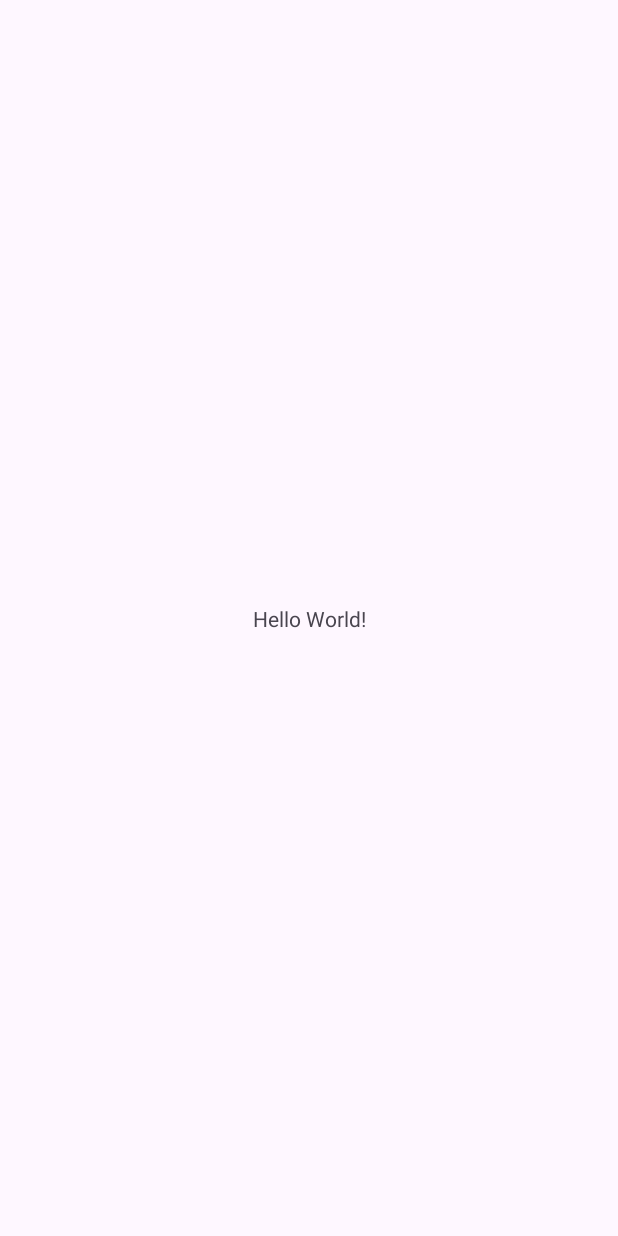
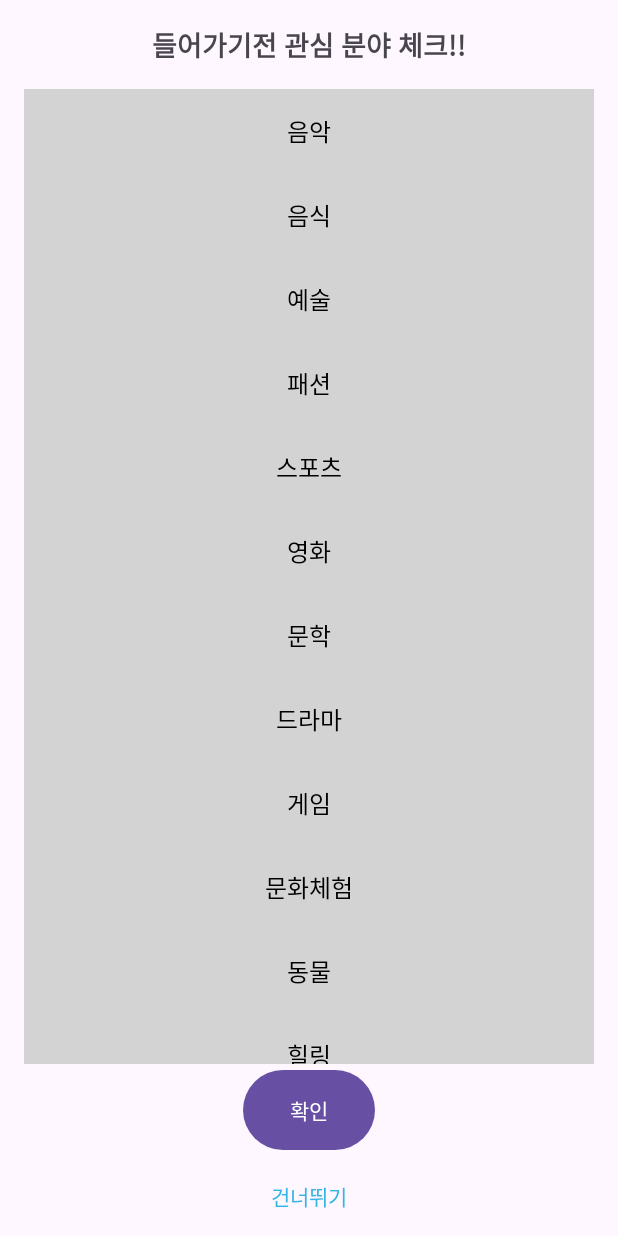
Before and after one commit to geonhee5593/madagascar, an Android app: the screen it shows after launch (MainActivity), on a phone screen of 412 x 824 dp. Before the commit the screen is almost empty. Run offline under Robolectric (Android 15) with nearby library versions, the phone set to English and light mode, and no system bars.

Commit message:
1차 커밋!

```diff
--- a/app/src/main/AndroidManifest.xml
+++ b/app/src/main/AndroidManifest.xml
@@ -21,6 +21,7 @@
                 <category android:name="android.intent.category.LAUNCHER" />
             </intent-filter>
         </activity>
+        <activity android:name=".NextActivity" />
     </application>
 
 </manifest>
--- /dev/null
+++ b/app/src/main/java/com/example/madagascar/InterestAdapter.kt
@@ -0,0 +1,65 @@
+package com.example.madagascar
+
+import android.graphics.Color
+import android.view.LayoutInflater
+import android.view.View
+import android.view.ViewGroup
+import android.widget.TextView
+import androidx.core.content.ContextCompat
+import androidx.recyclerview.widget.RecyclerView
+
+class InterestAdapter(private val interests: List<String>) :
+    RecyclerView.Adapter<InterestAdapter.InterestViewHolder>() {
+
+    private val selectedInterests = mutableSetOf<String>()
+
+    override fun onCreateViewHolder(parent: ViewGroup, viewType: Int): InterestViewHolder {
+        val view = LayoutInflater.from(parent.context)
+            .inflate(R.layout.item_interest, parent, false)
+        return InterestViewHolder(view)
+    }
+
+    override fun onBindViewHolder(holder: InterestViewHolder, position: Int) {
+        val interest = interests[position]
+        holder.bind(interest)
+
+        // 클릭된 항목은 색상이 진하게 설정
+        holder.itemView.setBackgroundColor(
+            if (selectedInterests.contains(interest)) {
+                ContextCompat.getColor(holder.itemView.context, R.color.dark_gray)
+            } else {
+                ContextCompat.getColor(holder.itemView.context, R.color.light_gray)
+            }
+        )
+
+        // 항목 클릭 시 색상 변경
+        holder.itemView.setOnClickListener {
+            if (selectedInterests.contains(interest)) {
+                selectedInterests.remove(interest)
+                holder.itemView.setBackgroundColor(
+                    ContextCompat.getColor(holder.itemView.context, R.color.light_gray)
+                )
+            } else {
+                selectedInterests.add(interest)
+                holder.itemView.setBackgroundColor(
+                    ContextCompat.getColor(holder.itemView.context, R.color.dark_gray)
+                )
+            }
+        }
+    }
+
+    override fun getItemCount() = interests.size
+
+    // 선택된 관심 분야 반환
+    fun getSelectedInterests(): List<String> {
+        return selectedInterests.toList()
+    }
+
+    class InterestViewHolder(itemView: View) : RecyclerView.ViewHolder(itemView) {
+        private val interestTextView: TextView = itemView.findViewById(R.id.tv_interest)
+
+        fun bind(interest: String) {
+            interestTextView.text = interest
+        }
+    }
+}
--- a/app/src/main/java/com/example/madagascar/MainActivity.kt
+++ b/app/src/main/java/com/example/madagascar/MainActivity.kt
@@ -1,20 +1,45 @@
 package com.example.madagascar
 
+import android.content.Intent
 import android.os.Bundle
-import androidx.activity.enableEdgeToEdge
+import android.widget.Button
+import android.widget.TextView
 import androidx.appcompat.app.AppCompatActivity
-import androidx.core.view.ViewCompat
-import androidx.core.view.WindowInsetsCompat
+import androidx.recyclerview.widget.LinearLayoutManager
+import androidx.recyclerview.widget.RecyclerView
 
 class MainActivity : AppCompatActivity() {
+
+    private lateinit var recyclerView: RecyclerView
+    private lateinit var adapter: InterestAdapter
+    private val interests = listOf(
+        "음악", "음식", "예술", "패션", "스포츠", "영화", "문학", "드라마",
+        "게임", "문화체험", "동물", "힐링", "환경", "여행", "뷰티"
+    )
+
     override fun onCreate(savedInstanceState: Bundle?) {
         super.onCreate(savedInstanceState)
-        enableEdgeToEdge()
         setContentView(R.layout.activity_main)
-        ViewCompat.setOnApplyWindowInsetsListener(findViewById(R.id.main)) { v, insets ->
-            val systemBars = insets.getInsets(WindowInsetsCompat.Type.systemBars())
-            v.setPadding(systemBars.left, systemBars.top, systemBars.right, systemBars.bottom)
-            insets
+
+        recyclerView = findViewById(R.id.recyclerView)
+        val confirmButton: Button = findViewById(R.id.btn_confirm)
+        val skipTextView: TextView = findViewById(R.id.tv_skip)
+
+        adapter = InterestAdapter(interests)
+        recyclerView.layoutManager = LinearLayoutManager(this)
+        recyclerView.adapter = adapter
+
+        // '확인' 버튼 클릭 시 선택한 항목을 가지고 다음 화면으로 이동
+        confirmButton.setOnClickListener {
+            val selectedInterests = adapter.getSelectedInterests()
+            val intent = Intent(this, NextActivity::class.java)
+            intent.putStringArrayListExtra("selectedCategories", ArrayList(selectedInterests))
+            startActivity(intent)
+        }
+
+        // '건너뛰기' 클릭 시 아무 데이터 없이 다음 화면으로 이동
+        skipTextView.setOnClickListener {
+            startActivity(Intent(this, NextActivity::class.java))
         }
     }
 }
--- a/app/src/main/res/layout/activity_main.xml
+++ b/app/src/main/res/layout/activity_main.xml
@@ -1,19 +1,44 @@
 <?xml version="1.0" encoding="utf-8"?>
-<androidx.constraintlayout.widget.ConstraintLayout xmlns:android="http://schemas.android.com/apk/res/android"
-    xmlns:app="http://schemas.android.com/apk/res-auto"
-    xmlns:tools="http://schemas.android.com/tools"
-    android:id="@+id/main"
+<LinearLayout
+    xmlns:android="http://schemas.android.com/apk/res/android"
     android:layout_width="match_parent"
     android:layout_height="match_parent"
-    tools:context=".MainActivity">
+    android:orientation="vertical"
+    android:padding="16dp">
 
     <TextView
+        android:id="@+id/tv_title"
         android:layout_width="wrap_content"
         android:layout_height="wrap_content"
-        android:text="Hello World!"
-        app:layout_constraintBottom_toBottomOf="parent"
-        app:layout_constraintEnd_toEndOf="parent"
-        app:layout_constraintStart_toStartOf="parent"
-        app:layout_constraintTop_toTopOf="parent" />
+        android:text="들어가기전 관심 분야 체크!!"
+        android:textSize="18sp"
+        android:textStyle="bold"
+        android:gravity="center"
+        android:layout_gravity="center"
+        android:paddingBottom="16dp"/>
 
-</androidx.constraintlayout.widget.ConstraintLayout>
+    <androidx.recyclerview.widget.RecyclerView
+        android:id="@+id/recyclerView"
+        android:layout_width="match_parent"
+        android:layout_height="0dp"
+        android:layout_weight="1"
+        android:orientation="vertical"/>
+
+    <Button
+        android:id="@+id/btn_confirm"
+        android:layout_width="wrap_content"
+        android:layout_height="wrap_content"
+        android:text="확인"
+        android:padding="16dp"
+        android:layout_gravity="center"/>
+
+    <TextView
+        android:id="@+id/tv_skip"
+        android:layout_width="wrap_content"
+        android:layout_height="wrap_content"
+        android:text="건너뛰기"
+        android:textColor="@android:color/holo_blue_light"
+        android:layout_gravity="center"
+        android:paddingTop="16dp"/>
+
+</LinearLayout>
--- /dev/null
+++ b/app/src/main/res/layout/item_interest.xml
@@ -0,0 +1,10 @@
+<?xml version="1.0" encoding="utf-8"?>
+<TextView xmlns:android="http://schemas.android.com/apk/res/android"
+    android:id="@+id/tv_interest"
+    android:layout_width="match_parent"
+    android:layout_height="wrap_content"
+    android:textSize="16sp"
+    android:padding="16dp"
+    android:gravity="center"
+    android:background="@color/light_gray"
+    android:textColor="@android:color/black"/>
--- a/app/src/main/res/values/colors.xml
+++ b/app/src/main/res/values/colors.xml
@@ -2,4 +2,8 @@
 <resources>
     <color name="black">#FF000000</color>
     <color name="white">#FFFFFFFF</color>
+        <color name="light_gray">#D3D3D3</color>
+        <color name="dark_gray">#A9A9A9</color>
+
+
 </resources>
```
Also changed, not shown: app/src/main/java/com/example/madagascar/NextActivity.kt (added, +19 -0 lines), app/src/main/res/layout/activity_next.xml (added, +16 -0 lines).
